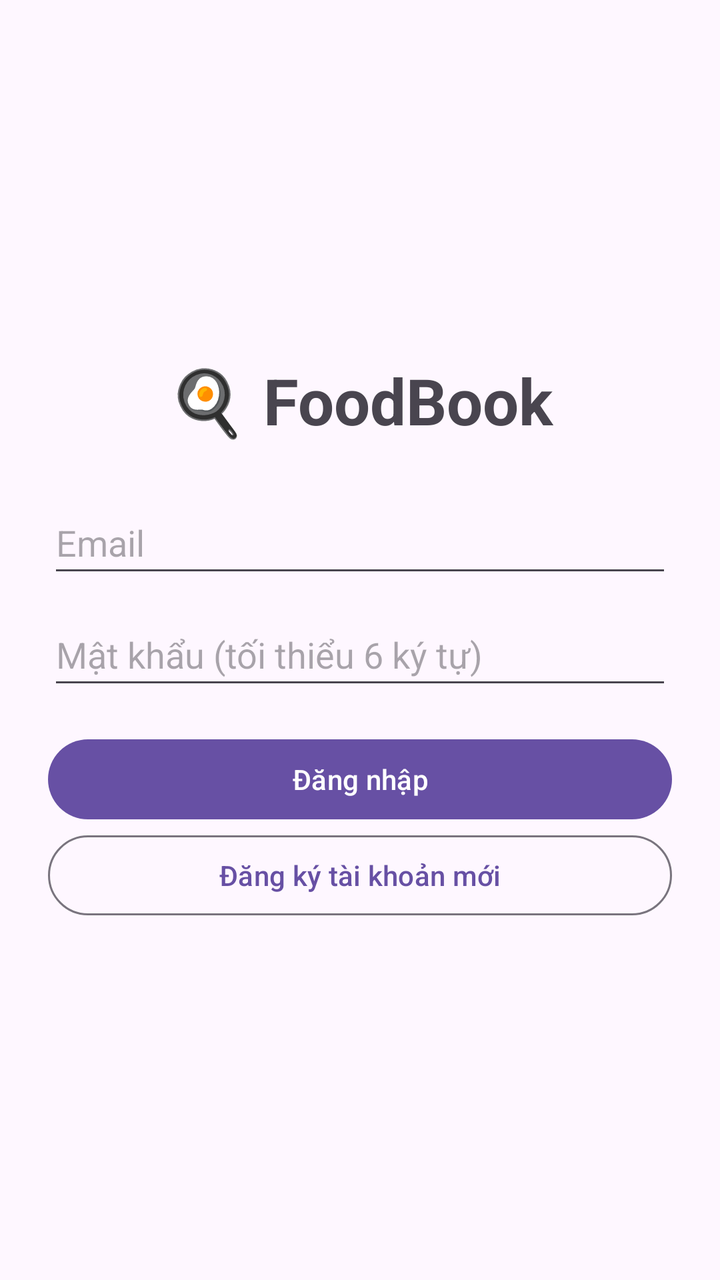
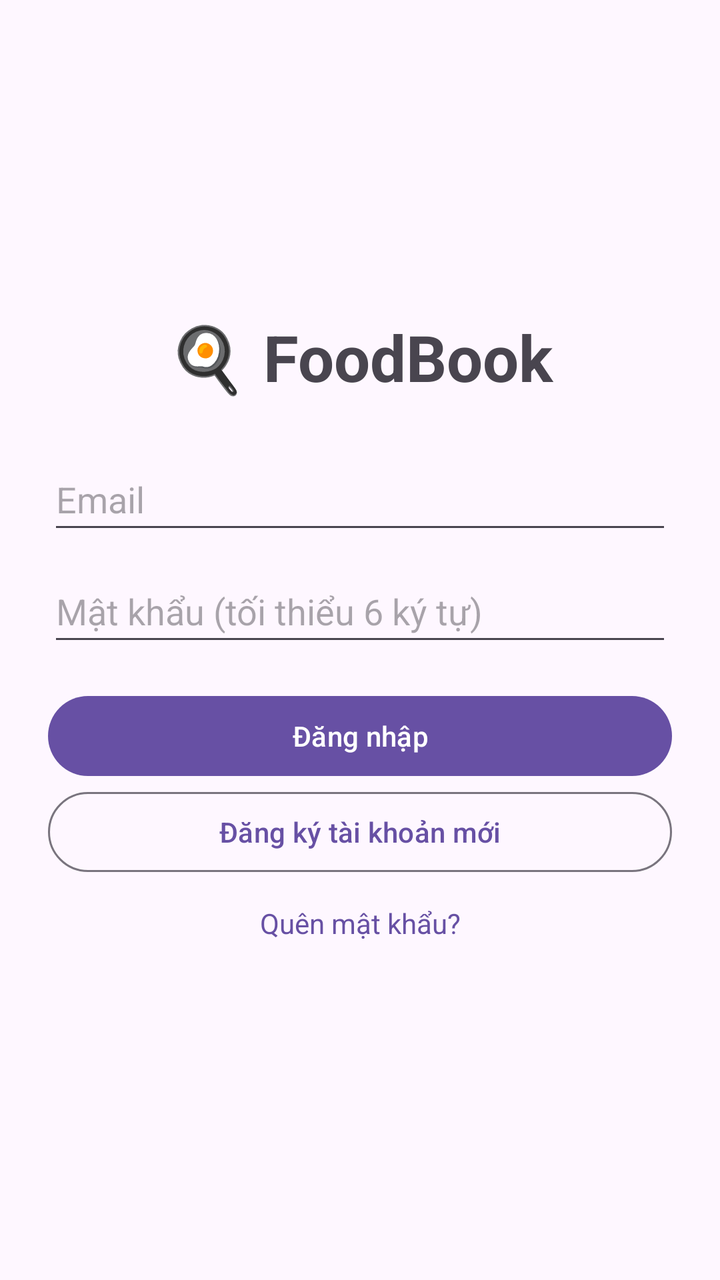

Compare the two renders of this Android layout. The source of the first and the diff that turns it into the second are given below.
<!-- AndroidManifest.xml: application theme Theme.FoodBook -->
<!-- res/layout/activity_auth.xml -->
<?xml version="1.0" encoding="utf-8"?>
<androidx.constraintlayout.widget.ConstraintLayout xmlns:android="http://schemas.android.com/apk/res/android"
    xmlns:app="http://schemas.android.com/apk/res-auto"
    android:layout_width="match_parent" android:layout_height="match_parent"
    android:fitsSystemWindows="true" android:padding="24dp">

    <LinearLayout
        android:layout_width="0dp" android:layout_height="wrap_content"
        android:orientation="vertical"
        app:layout_constraintTop_toTopOf="parent" app:layout_constraintBottom_toBottomOf="parent"
        app:layout_constraintStart_toStartOf="parent" app:layout_constraintEnd_toEndOf="parent">

        <TextView
            android:layout_width="match_parent" android:layout_height="wrap_content"
            android:text="@string/app_title" android:textSize="32sp" android:textStyle="bold"
            android:gravity="center" android:layout_marginBottom="24dp" />

        <EditText
            android:id="@+id/etEmail" android:layout_width="match_parent" android:layout_height="wrap_content"
            android:hint="@string/email_hint" android:inputType="textEmailAddress" android:minHeight="48dp" />

        <EditText
            android:id="@+id/etPassword" android:layout_width="match_parent" android:layout_height="wrap_content"
            android:hint="@string/password_hint" android:inputType="textPassword"
            android:minHeight="48dp" android:layout_marginTop="8dp" />

        <TextView
            android:id="@+id/tvError" android:layout_width="match_parent" android:layout_height="wrap_content"
            android:textColor="#D32F2F" android:visibility="gone" android:layout_marginTop="8dp" />

        <ProgressBar
            android:id="@+id/progress" android:layout_width="wrap_content" android:layout_height="wrap_content"
            android:layout_gravity="center" android:visibility="gone" android:layout_marginTop="8dp" />

        <Button
            android:id="@+id/btnLogin" android:layout_width="match_parent" android:layout_height="wrap_content"
            android:text="@string/btn_login" android:layout_marginTop="16dp" />

        <Button
            android:id="@+id/btnRegister" android:layout_width="match_parent" android:layout_height="wrap_content"
            android:text="@string/btn_register" style="@style/Widget.Material3.Button.OutlinedButton" />
    </LinearLayout>
</androidx.constraintlayout.widget.ConstraintLayout>
<!-- resources referenced by this layout -->
<resources>
  <string name="app_title">🍳 FoodBook</string>
  <string name="btn_login">Đăng nhập</string>
  <string name="btn_register">Đăng ký tài khoản mới</string>
  <string name="email_hint">Email</string>
  <string name="password_hint">Mật khẩu (tối thiểu 6 ký tự)</string>
  <style name="Theme.FoodBook" parent="Base.Theme.FoodBook" />
  <style name="Base.Theme.FoodBook" parent="Theme.Material3.DayNight.NoActionBar">
          
          
      </style>
</resources>

<!-- the commit's change to res/layout/activity_auth.xml (unified diff, before → after) -->
@@ -39,5 +39,9 @@
         <Button
             android:id="@+id/btnRegister" android:layout_width="match_parent" android:layout_height="wrap_content"
             android:text="@string/btn_register" style="@style/Widget.Material3.Button.OutlinedButton" />
+        <TextView
+            android:id="@+id/tvForgot" android:layout_width="match_parent" android:layout_height="wrap_content"
+            android:text="Quên mật khẩu?" android:gravity="center" android:padding="12dp"
+            android:textColor="?attr/colorPrimary" />
     </LinearLayout>
 </androidx.constraintlayout.widget.ConstraintLayout>
